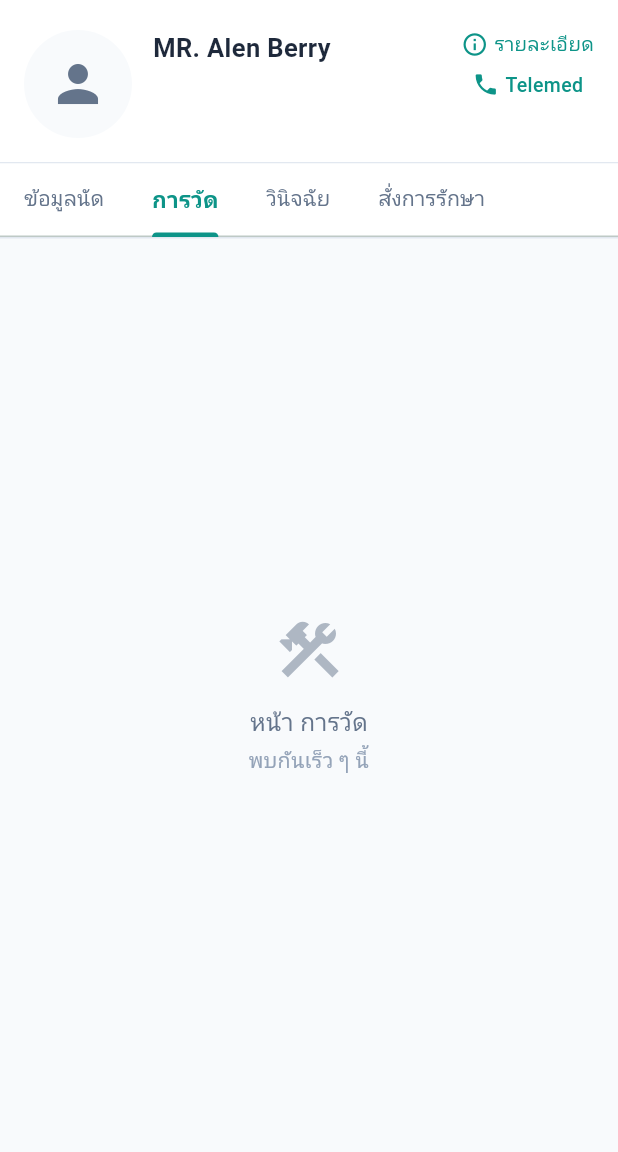
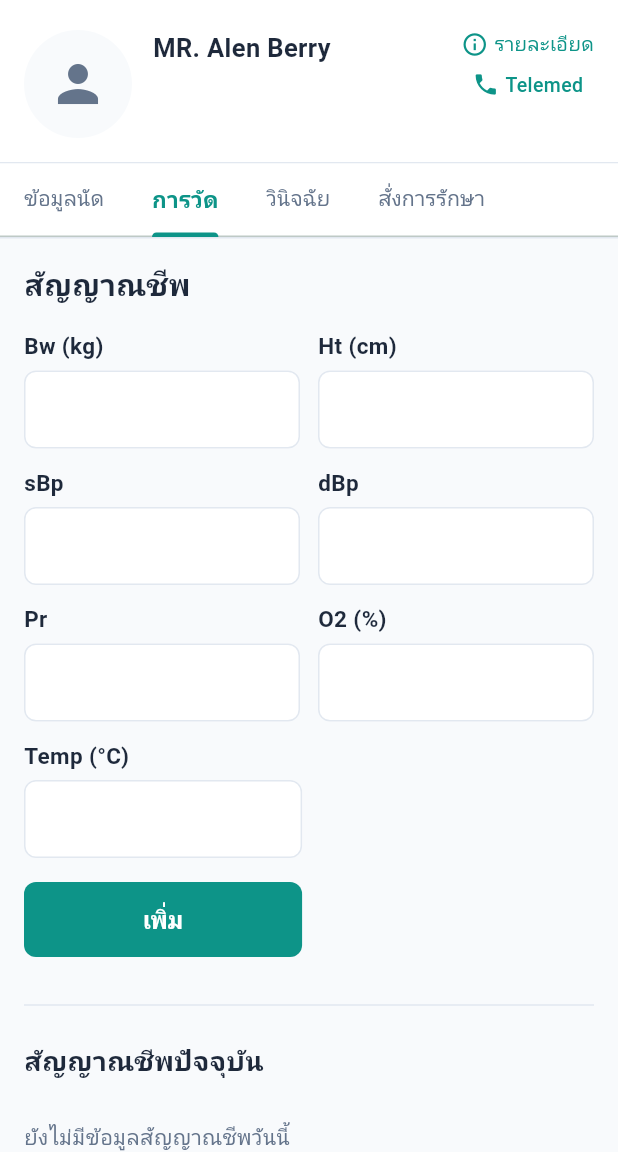
Before and after one commit to izzabellerina/flutter-med-flow-user-app, a Flutter app: the AppointmentDetailPage screen opened directly with sample values from the repository, tab 2 chosen, on a phone screen of 412 x 824 dp, the part 84-1236 px from its top. Run offline on Flutter 3.47's test engine with Material 3 defaults, Android fonts, the phone set to English and light mode, and no system bars; our stand-ins replace google_fonts; network calls fail; Roboto replaces fonts that are missing (Athiti).

Commit message:
10/03/69 measure tab

```diff
--- /dev/null
+++ b/lib/models/vital_sign.dart
@@ -0,0 +1,41 @@
+class VitalSign {
+  final String id;
+  final double? bw; // Body Weight (kg)
+  final double? ht; // Height (cm)
+  final double? bmi; // Body Mass Index
+  final double? sBp; // Systolic Blood Pressure
+  final double? dBp; // Diastolic Blood Pressure
+  final double? pr; // Pulse Rate
+  final double? o2; // Oxygen Saturation
+  final double? temp; // Temperature (°C)
+  final String recorderName; // ผู้บันทึก
+  final DateTime recordedAt;
+
+  VitalSign({
+    required this.id,
+    this.bw,
+    this.ht,
+    this.bmi,
+    this.sBp,
+    this.dBp,
+    this.pr,
+    this.o2,
+    this.temp,
+    required this.recorderName,
+    required this.recordedAt,
+  });
+
+  bool get isToday {
+    final now = DateTime.now();
+    return recordedAt.year == now.year &&
+        recordedAt.month == now.month &&
+        recordedAt.day == now.day;
+  }
+
+  /// Auto-calculate BMI from bw and ht
+  static double? calculateBmi(double? bw, double? ht) {
+    if (bw == null || ht == null || ht == 0) return null;
+    final htM = ht / 100;
+    return bw / (htM * htM);
+  }
+}
--- a/lib/pages/appointment_detail_page.dart
+++ b/lib/pages/appointment_detail_page.dart
@@ -2,6 +2,7 @@ import 'package:flutter/material.dart';
 import '../app/theme.dart';
 import '../models/appointment.dart';
 import '../widgets/diagnosis_tab.dart';
+import '../widgets/measurement_tab.dart';
 
 class AppointmentDetailPage extends StatefulWidget {
   final Appointment appointment;
@@ -310,7 +311,7 @@ class _AppointmentDetailPageState extends State<AppointmentDetailPage>
             controller: _tabController,
             children: [
               _buildAppointmentInfoTab(),
-              _buildPlaceholderTab('การวัด'),
+              const MeasurementTab(),
               const DiagnosisTab(),
               _buildPlaceholderTab('สั่งการรักษา'),
             ],
--- /dev/null
+++ b/lib/widgets/measurement_tab.dart
@@ -0,0 +1,416 @@
+import 'package:flutter/material.dart';
+import 'package:flutter/services.dart';
+import '../app/theme.dart';
+import '../models/vital_sign.dart';
+
+class MeasurementTab extends StatefulWidget {
+  const MeasurementTab({super.key});
+
+  @override
+  State<MeasurementTab> createState() => _MeasurementTabState();
+}
+
+class _MeasurementTabState extends State<MeasurementTab> {
+  final _bwController = TextEditingController();
+  final _htController = TextEditingController();
+  final _sBpController = TextEditingController();
+  final _dBpController = TextEditingController();
+  final _prController = TextEditingController();
+  final _o2Controller = TextEditingController();
+  final _tempController = TextEditingController();
+
+  final List<VitalSign> _vitalSigns = [
+    VitalSign(
+      id: '1',
+      bw: 72.0,
+      ht: 175.0,
+      bmi: 23.5,
+      sBp: 120,
+      dBp: 80,
+      pr: 72,
+      o2: 98,
+      temp: 36.5,
+      recorderName: 'ธนวัฒน์ แก้วพรหม',
+      recordedAt: DateTime.now().subtract(const Duration(days: 2)),
+    ),
+    VitalSign(
+      id: '2',
+      bw: 71.5,
+      ht: 175.0,
+      bmi: 23.3,
+      sBp: 118,
+      dBp: 78,
+      pr: 70,
+      o2: 99,
+      temp: 36.4,
+      recorderName: 'ธนวัฒน์ แก้วพรหม',
+      recordedAt: DateTime.now().subtract(const Duration(days: 5)),
+    ),
+    VitalSign(
+      id: '3',
+      bw: 73.0,
+      ht: 175.0,
+      bmi: 23.8,
+      sBp: 125,
+      dBp: 82,
+      pr: 75,
+      o2: 97,
+      temp: 36.7,
+      recorderName: 'ธนวัฒน์ แก้วพรหม',
+      recordedAt: DateTime.now().subtract(const Duration(days: 10)),
+    ),
+  ];
+
+  List<VitalSign> get _currentVitalSigns =>
+      _vitalSigns.where((v) => v.isToday).toList();
+
+  List<VitalSign> get _historyVitalSigns =>
+      _vitalSigns.where((v) => !v.isToday).toList();
+
+  void _addVitalSign() {
+    if (_bwController.text.isEmpty &&
+        _htController.text.isEmpty &&
+        _sBpController.text.isEmpty &&
+        _dBpController.text.isEmpty &&
+        _prController.text.isEmpty &&
+        _o2Controller.text.isEmpty &&
+        _tempController.text.isEmpty) {
+      return;
+    }
+
+    final bw = double.tryParse(_bwController.text);
+    final ht = double.tryParse(_htController.text);
+    final bmi = VitalSign.calculateBmi(bw, ht);
+
+    setState(() {
+      _vitalSigns.insert(
+        0,
+        VitalSign(
+          id: DateTime.now().millisecondsSinceEpoch.toString(),
+          bw: bw,
+          ht: ht,
+          bmi: bmi,
+          sBp: double.tryParse(_sBpController.text),
+          dBp: double.tryParse(_dBpController.text),
+          pr: double.tryParse(_prController.text),
+          o2: double.tryParse(_o2Controller.text),
+          temp: double.tryParse(_tempController.text),
+          recorderName: 'ธนวัฒน์ แก้วพรหม',
+          recordedAt: DateTime.now(),
+        ),
+      );
+      _bwController.clear();
+      _htController.clear();
+      _sBpController.clear();
+      _dBpController.clear();
+      _prController.clear();
+      _o2Controller.clear();
+      _tempController.clear();
+    });
+  }
+
+  @override
+  void dispose() {
+    _bwController.dispose();
+    _htController.dispose();
+    _sBpController.dispose();
+    _dBpController.dispose();
+    _prController.dispose();
+    _o2Controller.dispose();
+    _tempController.dispose();
+    super.dispose();
+  }
+
+  @override
+  Widget build(BuildContext context) {
+    final current = _currentVitalSigns;
+    final history = _historyVitalSigns;
+
+    return SingleChildScrollView(
+      padding: const EdgeInsets.all(16),
+      child: Column(
+        crossAxisAlignment: CrossAxisAlignment.start,
+        children: [
+          // Title
+          Text(
+            'สัญญาณชีพ',
+            style: AppTheme.generalText(
+              20,
+              fonWeight: FontWeight.bold,
+              color: AppTheme.primaryText,
+            ),
+          ),
+          const SizedBox(height: 16),
+
+          // Form fields
+          Row(
+            crossAxisAlignment: CrossAxisAlignment.start,
+            children: [
+              Expanded(child: _buildField('Bw (kg)', _bwController)),
+              const SizedBox(width: 12),
+              Expanded(child: _buildField('Ht (cm)', _htController)),
+            ],
+          ),
+          const SizedBox(height: 12),
+          Row(
+            crossAxisAlignment: CrossAxisAlignment.start,
+            children: [
+              Expanded(child: _buildField('sBp', _sBpController)),
+              const SizedBox(width: 12),
+              Expanded(child: _buildField('dBp', _dBpController)),
+            ],
+          ),
+          const SizedBox(height: 12),
+          Row(
+            crossAxisAlignment: CrossAxisAlignment.start,
+            children: [
+              Expanded(child: _buildField('Pr', _prController)),
+              const SizedBox(width: 12),
+              Expanded(child: _buildField('O2 (%)', _o2Controller)),
+            ],
+          ),
+          const SizedBox(height: 12),
+          _buildField('Temp (°C)', _tempController,
+              width: MediaQuery.of(context).size.width * 0.45),
+          const SizedBox(height: 16),
+
+          // Add button
+          SizedBox(
+            width: MediaQuery.of(context).size.width * 0.45,
+            child: ElevatedButton(
+              onPressed: _addVitalSign,
+              style: ElevatedButton.styleFrom(
+                backgroundColor: AppTheme.primaryThemeApp,
+                foregroundColor: Colors.white,
+                padding: const EdgeInsets.symmetric(vertical: 14),
+                shape: RoundedRectangleBorder(
+                  borderRadius: BorderRadius.circular(8),
+                ),
+                elevation: 0,
+              ),
+              child: Text(
+                'เพิ่ม',
+                style: AppTheme.generalText(
+                  16,
+                  fonWeight: FontWeight.w600,
+                  color: Colors.white,
+                ),
+              ),
+            ),
+          ),
+
+          const SizedBox(height: 24),
+          Divider(color: AppTheme.lineColorD9),
+          const SizedBox(height: 16),
+
+          // ปัจจุบัน
+          Text(
+            'สัญญาณชีพปัจจุบัน',
+            style: AppTheme.generalText(
+              18,
+              fonWeight: FontWeight.bold,
+              color: AppTheme.primaryText,
+            ),
+          ),
+          const SizedBox(height: 12),
+
+          if (current.isEmpty)
+            Padding(
+              padding: const EdgeInsets.symmetric(vertical: 16),
+              child: Text(
+                'ยังไม่มีข้อมูลสัญญาณชีพวันนี้',
+                style: AppTheme.generalText(
+                  14,
+                  color: AppTheme.secondaryText62,
+                ),
+              ),
+            )
+          else
+            ...current.map((v) => _buildVitalSignCard(v)),
+
+          const SizedBox(height: 24),
+
+          // ย้อนหลัง
+          Text(
+            'ย้อนหลัง',
+            style: AppTheme.generalText(
+              18,
+              fonWeight: FontWeight.bold,
+              color: AppTheme.primaryText,
+            ),
+          ),
+          const SizedBox(height: 12),
+
+          if (history.isEmpty)
+            Padding(
+              padding: const EdgeInsets.symmetric(vertical: 16),
+              child: Text(
+                'ยังไม่มีข้อมูลย้อนหลัง',
+                style: AppTheme.generalText(
+                  14,
+                  color: AppTheme.secondaryText62,
+                ),
+              ),
+            )
+          else
+            ...history.map((v) => _buildVitalSignCard(v)),
+        ],
+      ),
+    );
+  }
+
+  Widget _buildField(String label, TextEditingController controller,
+      {double? width}) {
+    final field = Column(
+      crossAxisAlignment: CrossAxisAlignment.start,
+      children: [
+        Text(
+          label,
+          style: AppTheme.generalText(
+            15,
+            fonWeight: FontWeight.w600,
+            color: AppTheme.primaryText,
+          ),
+        ),
+        const SizedBox(height: 6),
+        TextField(
+          controller: controller,
+          keyboardType: const TextInputType.numberWithOptions(decimal: true),
+          inputFormatters: [
+            FilteringTextInputFormatter.allow(RegExp(r'[\d.]')),
+          ],
+          decoration: InputDecoration(
+            contentPadding:
+                const EdgeInsets.symmetric(horizontal: 12, vertical: 14),
+            border: OutlineInputBorder(
+              borderRadius: BorderRadius.circular(8),
+              borderSide: BorderSide(color: AppTheme.lineColorD9),
+            ),
+            enabledBorder: OutlineInputBorder(
+              borderRadius: BorderRadius.circular(8),
+              borderSide: BorderSide(color: AppTheme.lineColorD9),
+            ),
+          ),
+        ),
+      ],
+    );
+
+    if (width != null) return SizedBox(width: width, child: field);
+    return field;
+  }
+
+  Widget _buildVitalSignCard(VitalSign vs) {
+    final dateStr =
+        '${vs.recordedAt.day} ${_thaiMonth(vs.recordedAt.month)} ${vs.recordedAt.year + 543}, '
+        '${vs.recordedAt.hour.toString().padLeft(2, '0')}:${vs.recordedAt.minute.toString().padLeft(2, '0')} น.';
+
+    return Container(
+      width: double.infinity,
+      margin: const EdgeInsets.only(bottom: 16),
+      padding: const EdgeInsets.all(16),
+      decoration: BoxDecoration(
+        color: Colors.white,
+        borderRadius: BorderRadius.circular(12),
+        border: Border.all(color: AppTheme.lineColorD9),
+      ),
+      child: Column(
+        crossAxisAlignment: CrossAxisAlignment.start,
+        children: [
+          Row(
+            children: [
+              Text(
+                'สัญญาณชีพ',
+                style: AppTheme.generalText(
+                  14,
+                  fonWeight: FontWeight.w600,
+                  color: AppTheme.primaryText,
+                ),
+              ),
+              const Spacer(),
+              InkWell(
+                onTap: () {
+                  setState(() {
+                    _vitalSigns.removeWhere((v) => v.id == vs.id);
+                  });
+                },
+                child: Icon(Icons.delete_outline,
+                    size: 20, color: AppTheme.secondaryText62),
+              ),
+            ],
+          ),
+          const SizedBox(height: 10),
+          _buildInfoLine('Bw :', _fmtVal(vs.bw, 'kg')),
+          _buildInfoLine('Ht :', _fmtVal(vs.ht, 'cm')),
+          _buildInfoLine('BMI :', _fmtVal(vs.bmi, '')),
+          _buildInfoLine('sBp :', _fmtVal(vs.sBp, '')),
+          _buildInfoLine('dBp :', _fmtVal(vs.dBp, '')),
+          _buildInfoLine('Pr :', _fmtVal(vs.pr, '')),
+          _buildInfoLine('O2 :', _fmtVal(vs.o2, '%')),
+          _buildInfoLine('Temp :', _fmtVal(vs.temp, '°C')),
+          const SizedBox(height: 8),
+          Row(
+            children: [
+              Text(
+                'ผู้บันทึก: ${vs.recorderName}',
+                style: AppTheme.generalText(12, color: AppTheme.secondaryText62),
+              ),
+              const SizedBox(width: 12),
+              Icon(Icons.access_time,
+                  size: 14, color: AppTheme.secondaryText62),
+              const SizedBox(width: 4),
+              Text(
+                dateStr,
+                style: AppTheme.generalText(12, color: AppTheme.secondaryText62),
+              ),
+            ],
+          ),
+        ],
+      ),
+    );
+  }
+
+  Widget _buildInfoLine(String label, String value) {
+    return Padding(
+      padding: const EdgeInsets.only(bottom: 4),
+      child: Row(
+        crossAxisAlignment: CrossAxisAlignment.start,
+        children: [
+          SizedBox(
+            width: 60,
+            child: Text(
+              label,
+              style: AppTheme.generalText(
+                13,
+                fonWeight: FontWeight.w600,
+                color: AppTheme.primaryText,
+              ),
+            ),
+          ),
+          Expanded(
+            child: Text(
+              value,
+              style: AppTheme.generalText(13, color: AppTheme.secondaryText62),
+            ),
+          ),
+        ],
+      ),
+    );
+  }
+
+  String _fmtVal(double? value, String unit) {
+    if (value == null) return '-';
+    final v = value == value.roundToDouble()
+        ? value.toInt().toString()
+        : value.toStringAsFixed(1);
+    return unit.isNotEmpty ? '$v $unit' : v;
+  }
+
+  String _thaiMonth(int month) {
+    const months = [
+      'มกราคม', 'กุมภาพันธ์', 'มีนาคม', 'เมษายน',
+      'พฤษภาคม', 'มิถุนายน', 'กรกฎาคม', 'สิงหาคม',
+      'กันยายน', 'ตุลาคม', 'พฤศจิกายน', 'ธันวาคม',
+    ];
+    return months[month - 1];
+  }
+}
```
Also changed, not shown: 1 other file.
